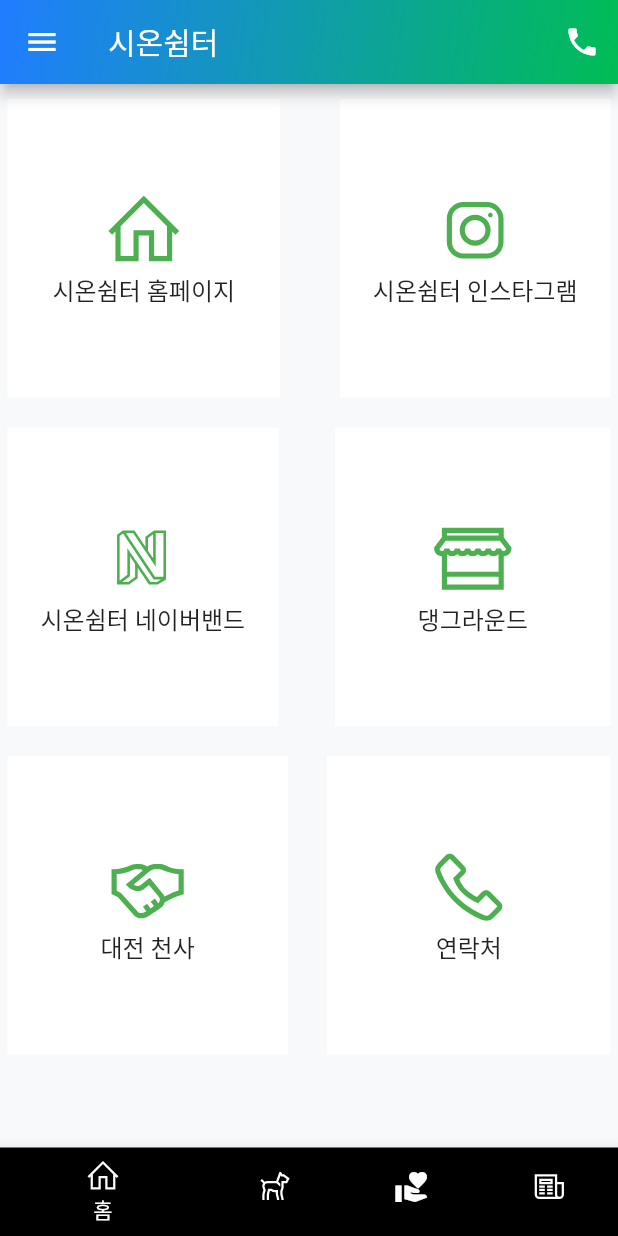
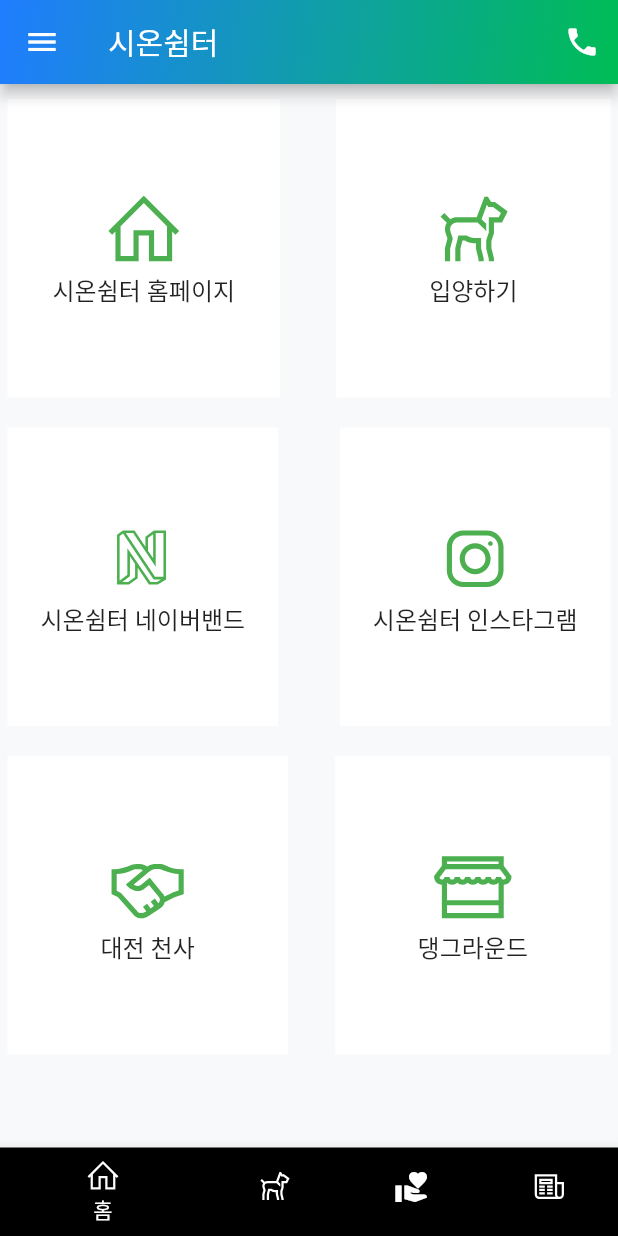
Before and after one commit to YooJEYI/shion_mobile, a Flutter app: the screen it shows after launch, on a phone screen of 412 x 824 dp. Run offline on Flutter 3.47's test engine with Material 2 defaults, Android fonts, the phone set to English and light mode, and no system bars; our stand-ins replace infinite_scroll_pagination, line_awesome_flutter, youtube_player_flutter; missing offline and left inert: mysql1.

Commit message:
공지사항

```diff
--- a/lib/screen/home.dart
+++ b/lib/screen/home.dart
@@ -51,7 +51,7 @@ class _HomeScreenState extends State<HomeScreen>{
 
   late PlayerState _playerState;
   late YoutubeMetaData _videoMetaData;
-  double _volume = 100;
+  double _volume = 20;
   bool _muted = false;
   bool _isPlayerReady = false;
 
--- a/lib/screen/main.dart
+++ b/lib/screen/main.dart
@@ -4,6 +4,7 @@ import 'package:flutter/services.dart';
 import 'package:line_awesome_flutter/line_awesome_flutter.dart';
 import 'package:url_launcher/url_launcher.dart';
 import 'package:youtube_player_flutter/youtube_player_flutter.dart';
+import 'package:zion_shel/screen/introduce.dart';
 import 'package:zion_shel/screen/notice_screen.dart';
 import 'package:zion_shel/screen/support.dart';
 import 'package:zion_shel/screen/video_list.dart';
@@ -90,7 +91,7 @@ class _MyHomePageState extends State<MyHomePage> {
       initialVideoId: _ids.first,
       flags: const YoutubePlayerFlags(
         mute: false,
-        autoPlay: true,
+        autoPlay: false,
         disableDragSeek: false,
         loop: false,
         isLive: false,
@@ -162,14 +163,9 @@ class _MyHomePageState extends State<MyHomePage> {
           children: [
             const UserAccountsDrawerHeader(
               currentAccountPicture: CircleAvatar(
-                backgroundImage: AssetImage('assets/bunny.gif'),
+                backgroundImage: AssetImage('assets/images/dog1.jpg'),
               ),
-              otherAccountsPictures: [
-                CircleAvatar(
-                  backgroundImage: AssetImage('assets/profile.png'),
-                )
-              ],
-              accountEmail: Text('dev.yakkuza@gmail.com'),
+              accountEmail: Text('01039582627a@gmail.com'),
               accountName: Text('시온쉼터'),
               decoration: BoxDecoration(
                   color: Color(0xff00bd55),
@@ -179,12 +175,12 @@ class _MyHomePageState extends State<MyHomePage> {
                   )),
             ),
             ListTile(
-              title: Text('Item 1'),
-              // onTap: () async {
-              //   await Navigator.push(context,
-              //       MaterialPageRoute(builder: (context) => ()) 인사말
-              //   );
-              // },
+              title: const Text('인사말'),
+              onTap: () async {
+                await Navigator.push(context,
+                    MaterialPageRoute(builder: (context) => const Introduce())
+                );
+              },
             ),
             ListTile(
               title: const Text('시온쉼터 영상모음'),
@@ -229,7 +225,6 @@ class _MyHomePageState extends State<MyHomePage> {
       currentIndex: _currentIndex,
     ),
     );
-
   }
 
 
--- a/lib/screen/video_list.dart
+++ b/lib/screen/video_list.dart
@@ -4,8 +4,10 @@ import 'package:youtube_player_flutter/youtube_player_flutter.dart';
 
 /// Creates list of video players
 class VideoList extends StatefulWidget {
+  const VideoList({super.key});
+
   @override
-  _VideoListState createState() => _VideoListState();
+  State<VideoList> createState() => _VideoListState();
 }
 
 class _VideoListState extends State<VideoList> {
@@ -39,7 +41,7 @@ class _VideoListState extends State<VideoList> {
   Widget build(BuildContext context) {
     final tel = Uri.parse('tel:01039396036');
     return Scaffold(
-      backgroundColor: Color(0xfff8f9fa),
+      backgroundColor: const Color(0xfff8f9fa),
       resizeToAvoidBottomInset: false,
       appBar: AppBar(
         flexibleSpace: Container(
--- a/lib/screen/volunteer.dart
+++ b/lib/screen/volunteer.dart
@@ -42,17 +42,17 @@ class _VolunteerState extends State<Volunteer> {
                   ),
                 ),
                 Container(
-                  padding: EdgeInsets.symmetric(vertical: 60, horizontal: 22),
+                  padding: EdgeInsets.symmetric(vertical: 60, horizontal: 62),
                   color: Colors.white,
                   child:  GestureDetector(
                     onTap: () async {
-                      launchUrl(Uri.parse("https://www.instagram.com/zion_shelter/"));
+                      launchUrl(Uri.parse("https://docs.google.com/forms/d/e/1FAIpQLSdxtkrRJFQXNyCXTYYRRsHoBci1G_2UID2LVCYFFakgIEEejA/viewform"));
                     },
                     child: Container(
                       child: Column(
                         children: [
-                          Icon(LineAwesomeIcons.instagram, size: 55, color: Colors.green),
-                          Text("시온쉼터 인스타그램",style: TextStyle(fontSize: 16),),
+                          Icon(LineAwesomeIcons.dog, size: 55, color: Colors.green),
+                          Text("입양하기",style: TextStyle(fontSize: 16),),
                         ],
                       ),
                     ),
@@ -84,17 +84,17 @@ class _VolunteerState extends State<Volunteer> {
                   ),
                 ),
                 Container(
-                  padding: EdgeInsets.symmetric(vertical: 60, horizontal: 55),
+                  padding: EdgeInsets.symmetric(vertical: 60, horizontal: 22),
                   color: Colors.white,
                   child:  GestureDetector(
                     onTap: () async {
-                      launchUrl(Uri.parse("https://www.instagram.com/daengground/?igshid=YmMyMTA2M2Y%3D&__coig_restricted=1"));
+                      launchUrl(Uri.parse("https://www.instagram.com/zion_shelter/"));
                     },
                     child: Container(
                       child: Column(
                         children: [
-                          Icon(LineAwesomeIcons.store, size: 55, color: Colors.green),
-                          Text("댕그라운드",style: TextStyle(fontSize: 16),),
+                          Icon(LineAwesomeIcons.instagram, size: 55, color: Colors.green),
+                          Text("시온쉼터 인스타그램",style: TextStyle(fontSize: 16),),
                         ],
                       ),
                     ),
@@ -126,17 +126,17 @@ class _VolunteerState extends State<Volunteer> {
                   ),
                 ),
                 Container(
-                  padding: EdgeInsets.symmetric(vertical: 60, horizontal: 67),
+                  padding: EdgeInsets.symmetric(vertical: 60, horizontal: 55),
                   color: Colors.white,
                   child:  GestureDetector(
                     onTap: () async {
-                      launchUrl(Uri.parse('tel:01039396036'));
+                      launchUrl(Uri.parse("https://www.instagram.com/daengground/?igshid=YmMyMTA2M2Y%3D&__coig_restricted=1"));
                     },
                     child: Container(
                       child: Column(
                         children: [
-                          Icon(LineAwesomeIcons.phone, size: 55, color: Colors.green),
-                          Text("연락처",style: TextStyle(fontSize: 16),),
+                          Icon(LineAwesomeIcons.store, size: 55, color: Colors.green),
+                          Text("댕그라운드",style: TextStyle(fontSize: 16),),
                         ],
                       ),
                     ),
--- a/pubspec.yaml
+++ b/pubspec.yaml
@@ -70,7 +70,6 @@ flutter:
   # To add assets to your application, add an assets section, like this:
   assets:
     - assets/images/
-    - images/
   #   - images/a_dot_ham.jpeg
 
   # An image asset can refer to one or more resolution-specific "variants", see
```
Also changed, not shown: lib/screen/introduce.dart (added, +73 -0 lines), assets/images/dog1.jpg (added), assets/images/sojang.jpg (added).
